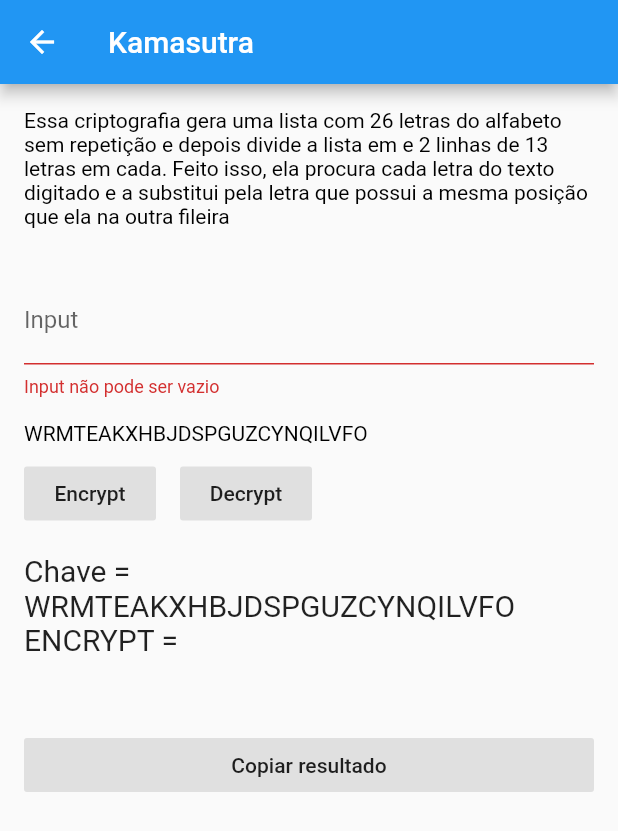
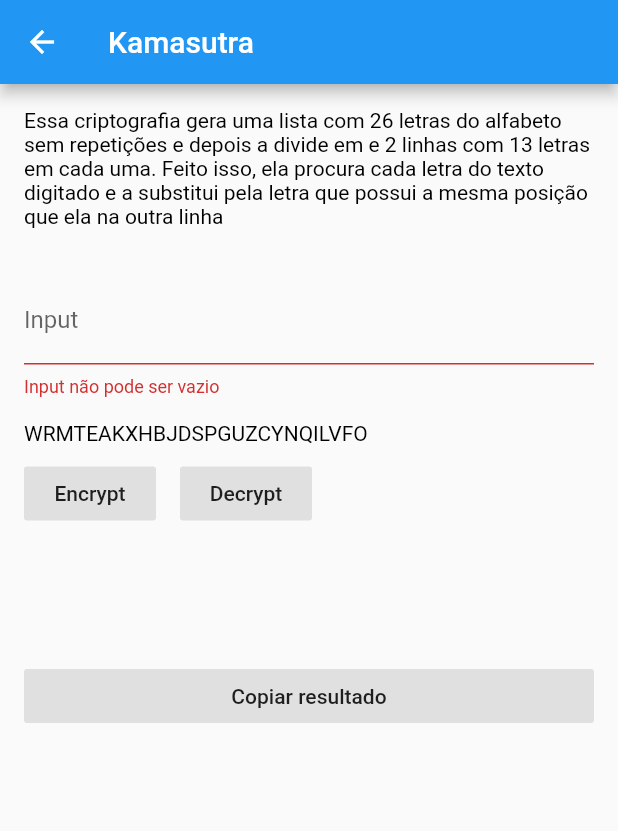
Before and after one commit to arielzao150/the_code_app, a Flutter app: the Kamasutra screen opened directly, after a tap on "Encrypt", on a phone screen of 412 x 824 dp. Shown: the top 831 px of the screen. Run offline on Flutter 3.47's test engine with Material 2 defaults, Android fonts, the phone set to English and light mode, and no system bars.

Commit message:
Add files via upload
Código arrumado e terminado.

```diff
--- a/lib/UI/criptografias/Kamasutra.dart
+++ b/lib/UI/criptografias/Kamasutra.dart
@@ -6,7 +6,7 @@ import 'dart:io';
 
 class Kamasutra extends Criptografia {
   final String explicacao =
-  """Essa criptografia gera uma lista com 26 letras do alfabeto sem repetição e depois divide a lista em e 2 linhas de 13 letras em cada. Feito isso, ela procura cada letra do texto digitado e a substitui pela letra que possui a mesma posição que ela na outra fileira""";
+  """Essa criptografia gera uma lista com 26 letras do alfabeto sem repetições e depois a divide em e 2 linhas com 13 letras em cada uma. Feito isso, ela procura cada letra do texto digitado e a substitui pela letra que possui a mesma posição que ela na outra linha""";
   final String nome = "Kamasutra";
   final Nivel nivel = Nivel.BASICO;
 
@@ -19,7 +19,7 @@ class Kamasutra extends Criptografia {
     String text = cyphertext.toUpperCase();
     //String key  = keyKS;
     String enc = KSutra(text, key);
-    String dec = KSutra(enc, key);
+    //String dec = KSutra(enc, key);
 
     return enc;
   }
@@ -30,7 +30,7 @@ class Kamasutra extends Criptografia {
     //String key = keyKS;
     String enc = KSutra(text, key);
 
-    return "Chave = " + key + " ENCRYPT = " + enc;
+    return enc;
   }
 }
 
@@ -63,11 +63,10 @@ String KSutra(String text, String key) {
 
     for (int y = 0; y < keyLen; y++) {
       keyRow[y + z] = key[count];
-      print(keyRow[y + z] + " ");
       count++;
     }
 
-    print(keyRow);
+
   }
 
   String sb = "";
@@ -96,7 +95,7 @@ String KSutra(String text, String key) {
     }
     if (text[z] == ' ') sb += text[z];
   }
-  print(" teste " + sb);
+
   return sb;
 }
 
```
